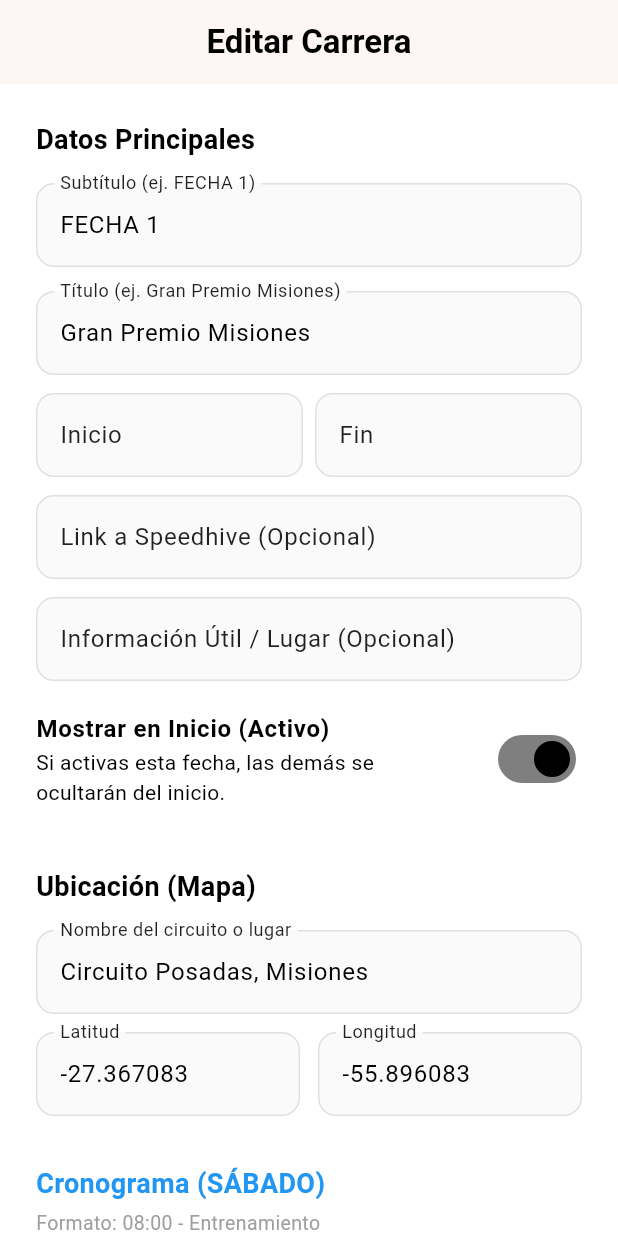
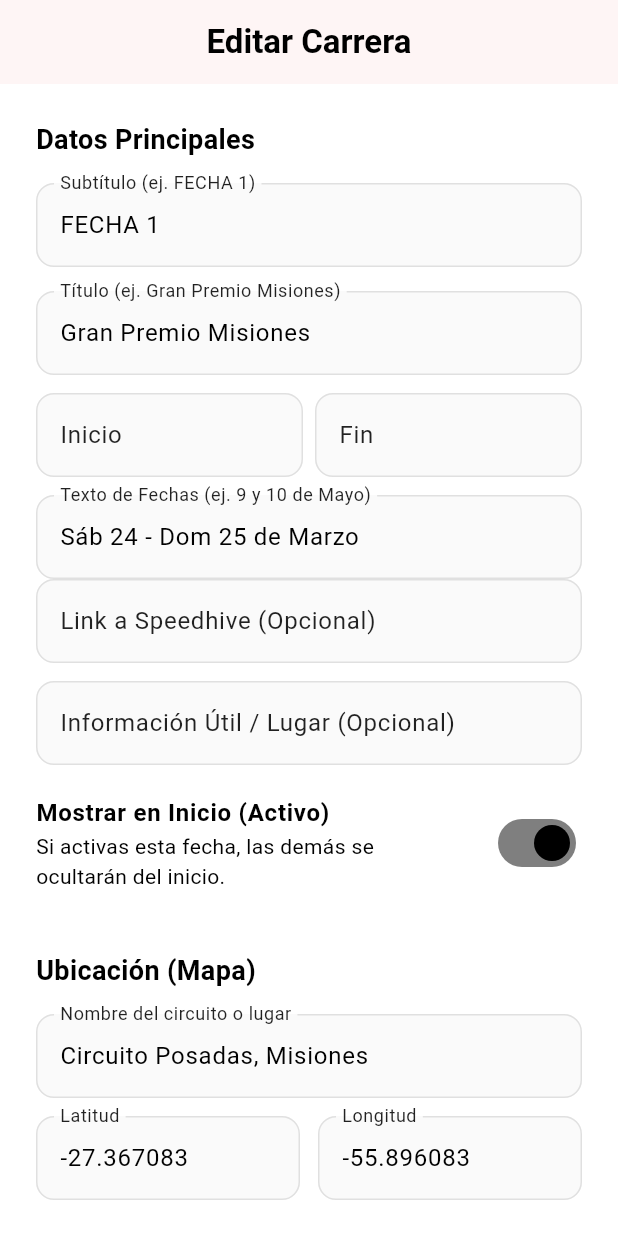
Before and after one commit to agenceaura/camim_app, a Flutter app: the EditEventScreen screen opened by its route, on a phone screen of 412 x 824 dp. Run offline on Flutter 3.47's test engine with Material 3 defaults, Android fonts, the phone set to English and light mode, and no system bars; our stand-ins replace flutter_local_notifications, flutter_map, go_router, image_picker, latlong2, qr_flutter and 2 more; missing offline and left inert: mobile_scanner; accounts and stored records are empty.

Commit message:
Update payment alias and re-add days_text field to event editor

```diff
--- a/lib/screens/edit_event_screen.dart
+++ b/lib/screens/edit_event_screen.dart
@@ -214,7 +214,7 @@ class _EditEventScreenState extends State<EditEventScreen> {
                 ),
               ),
               const SizedBox(height: 12),
-              // Texto de días eliminado en favor de la cuenta regresiva automática
+              _buildTextField(_daysController, 'Texto de Fechas (ej. 9 y 10 de Mayo)'),
               _buildTextField(_speedhiveController, 'Link a Speedhive (Opcional)', isRequired: false),
               const SizedBox(height: 12),
               _buildTextField(_extraInfoController, 'Información Útil / Lugar (Opcional)', isRequired: false),
--- a/lib/screens/pre_inscription_screen.dart
+++ b/lib/screens/pre_inscription_screen.dart
@@ -189,7 +189,7 @@ class _PreInscriptionScreenState extends State<PreInscriptionScreen> {
                     ],
                   ),
                   const Text('Alias:', style: TextStyle(fontWeight: FontWeight.bold, color: Colors.black54, fontSize: 12)),
-                  const Text('Guillepay25', style: TextStyle(fontSize: 16, fontWeight: FontWeight.bold, color: Colors.black)),
+                  const Text('camim2026', style: TextStyle(fontSize: 16, fontWeight: FontWeight.bold, color: Colors.black)),
                   const SizedBox(height: 10),
                   const Text('Titular:', style: TextStyle(fontWeight: FontWeight.bold, color: Colors.black54, fontSize: 12)),
                   const Text('Francisco Guillermo de Olivera', style: TextStyle(fontSize: 14, color: Colors.black87)),
```
